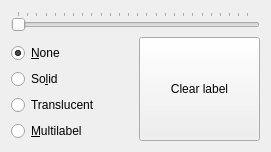
Qt form BIAL-GUI/ui/labelswidget.ui (GIBIS-UNIFESP/BIAL) before a commit.
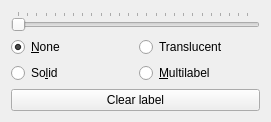
The same form after that commit.

Commit message: Corrected bug in segmentation. Also updated label menu.

What changed in the file:
```diff
--- a/BIAL-GUI/ui/labelswidget.ui
+++ b/BIAL-GUI/ui/labelswidget.ui
@@ -7,7 +7,7 @@
     <x>0</x>
     <y>0</y>
     <width>271</width>
-    <height>150</height>
+    <height>121</height>
    </rect>
   </property>
   <property name="maximumSize">
@@ -20,16 +20,13 @@
    <string>Form</string>
   </property>
   <layout class="QGridLayout" name="gridLayout">
-   <item row="1" column="1" rowspan="5">
-    <widget class="QPushButton" name="pushButton">
-     <property name="sizePolicy">
-      <sizepolicy hsizetype="Minimum" vsizetype="Expanding">
-       <horstretch>0</horstretch>
-       <verstretch>0</verstretch>
-      </sizepolicy>
-     </property>
+   <item row="1" column="1">
+    <widget class="QRadioButton" name="translucent">
      <property name="text">
-      <string>Clear label</string>
+      <string>Translucent</string>
+     </property>
+     <property name="checked">
+      <bool>false</bool>
      </property>
     </widget>
    </item>
@@ -49,7 +46,17 @@
      </property>
     </widget>
    </item>
-   <item row="2" column="0">
+   <item row="2" column="1">
+    <widget class="QRadioButton" name="multilabel">
+     <property name="text">
+      <string>&amp;Multilabel</string>
+     </property>
+     <property name="checked">
+      <bool>false</bool>
+     </property>
+    </widget>
+   </item>
+   <item row="1" column="0">
     <widget class="QRadioButton" name="none">
      <property name="text">
       <string>&amp;None</string>
@@ -59,7 +66,7 @@
      </property>
     </widget>
    </item>
-   <item row="3" column="0">
+   <item row="2" column="0">
     <widget class="QRadioButton" name="solid">
      <property name="text">
       <string>So&amp;lid</string>
@@ -69,23 +76,16 @@
      </property>
     </widget>
    </item>
-   <item row="4" column="0">
-    <widget class="QRadioButton" name="translucent">
-     <property name="text">
-      <string>Translucent</string>
+   <item row="6" column="0" colspan="2">
+    <widget class="QPushButton" name="pushButton">
+     <property name="sizePolicy">
+      <sizepolicy hsizetype="Minimum" vsizetype="Expanding">
+       <horstretch>0</horstretch>
+       <verstretch>0</verstretch>
+      </sizepolicy>
      </property>
-     <property name="checked">
-      <bool>false</bool>
-     </property>
-    </widget>
-   </item>
-   <item row="5" column="0">
-    <widget class="QRadioButton" name="multilabel">
      <property name="text">
-      <string>&amp;Multilabel</string>
-     </property>
-     <property name="checked">
-      <bool>false</bool>
+      <string>Clear label</string>
      </property>
     </widget>
    </item>
```
The commit also changes 5 other files.
